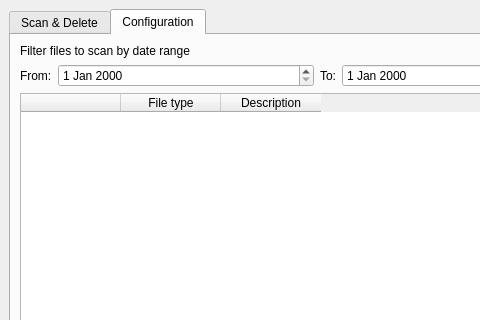
This is src/mainwindow.ui in Olafseisler/sensitive-data-deleter as Qt 5 draws it before an edit; both pictures show x 0 to 480 and y 0 to 320 of the 1202 by 555 pixel window. The edited form follows.
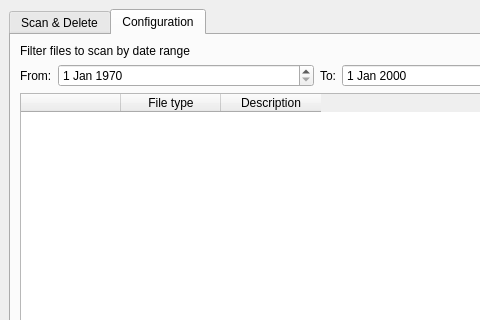
This is the edited form. The open tabs and pages were chosen to show the change.

Diff of the .ui file:
```diff
--- a/src/mainwindow.ui
+++ b/src/mainwindow.ui
@@ -457,6 +457,13 @@
                     <verstretch>0</verstretch>
                    </sizepolicy>
                   </property>
+                  <property name="date">
+                   <date>
+                    <year>1970</year>
+                    <month>1</month>
+                    <day>1</day>
+                   </date>
+                  </property>
                  </widget>
                 </item>
                 <item>
```
Left out of the diff: 2 changed lines with no effect on the pictures.
